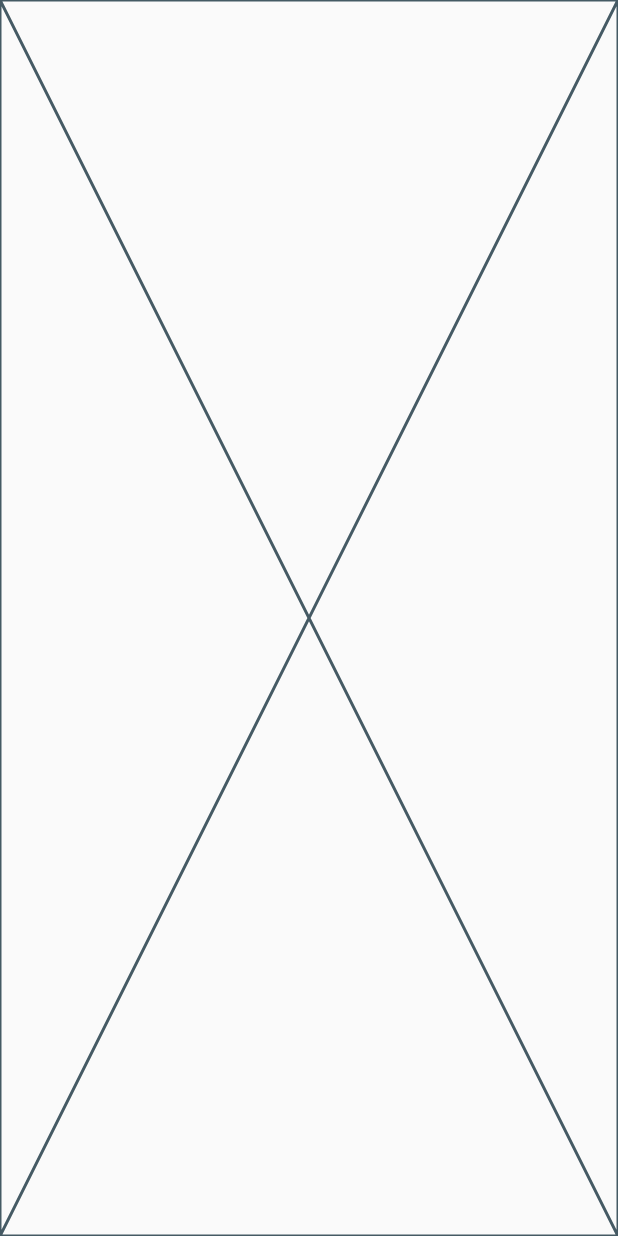
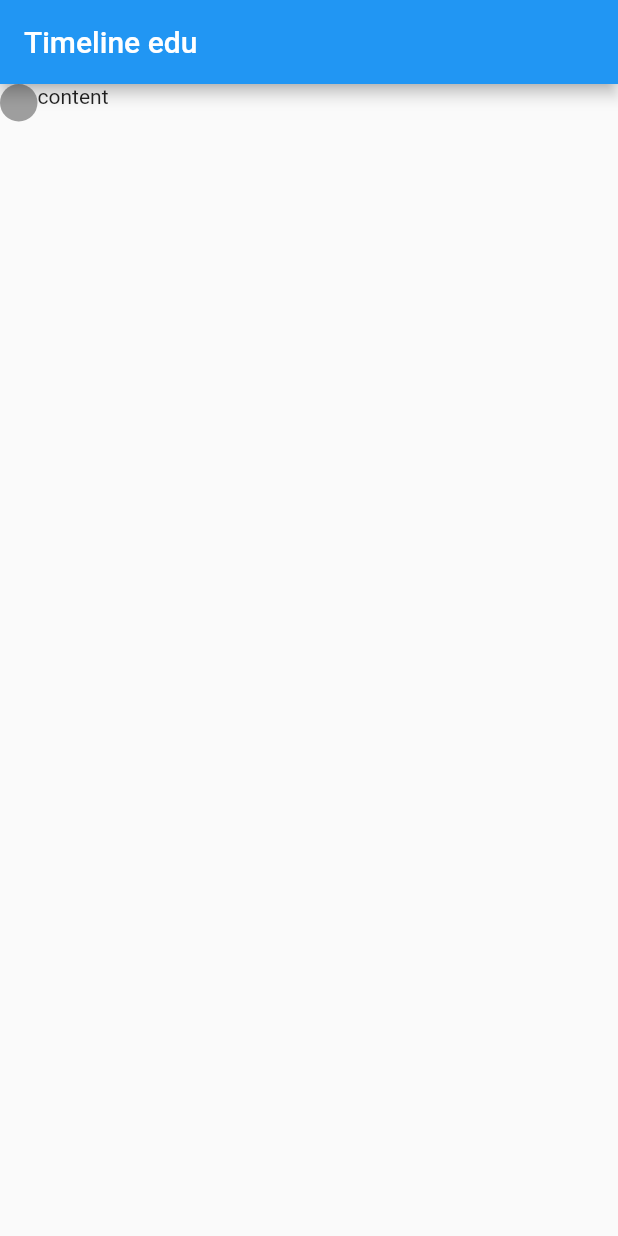
Before and after one commit to hyeyoungmesh/SlipFlutterPair, a Flutter app: the screen it shows after launch, on a phone screen of 412 x 824 dp. Run offline on Flutter 3.47's test engine with Material 2 defaults, Android fonts, the phone set to English and light mode, and no system bars; drawn by our look-alikes of timeline_tile.

Commit message:
KH's jobs

```diff
--- a/slip_flutter_pair/lib/main.dart
+++ b/slip_flutter_pair/lib/main.dart
@@ -1,10 +1,15 @@
 import 'package:flutter/material.dart';
+
+import 'package:timeline_tile/timeline_tile.dart';
 
 void main() {
   runApp(
-    const MaterialApp(
+    MaterialApp(
       home: Scaffold(
-        body: MyApp(),
+        appBar: AppBar(
+          title: const Text("Timeline edu"),
+        ),
+        body: const MyApp(),
       ),
     ),
   );
@@ -15,6 +20,39 @@ class MyApp extends StatelessWidget {
 
   @override
   Widget build(BuildContext context) {
-    return const Placeholder();
+    return const MyTimelineListView();
   }
 }
+
+class MyTimelineListView extends StatelessWidget {
+  const MyTimelineListView({super.key});
+
+  @override
+  Widget build(BuildContext context) {
+    return ListView(
+      children: const [
+        MyTimelineTile(isFirst: true, isLast: false, content: "content")
+      ],
+    );
+  }
+}
+
+class MyTimelineTile extends StatelessWidget {
+  const MyTimelineTile(
+      {super.key,
+      required this.isFirst,
+      required this.isLast,
+      required this.content});
+  final bool isFirst;
+  final bool isLast;
+  final String content;
+
+  @override
+  Widget build(BuildContext context) {
+    return TimelineTile(
+      isFirst: isFirst,
+      isLast: isLast,
+      endChild: Text(content),
+    );
+  }
+}
--- a/slip_flutter_pair/pubspec.yaml
+++ b/slip_flutter_pair/pubspec.yaml
@@ -30,6 +30,7 @@ environment:
 dependencies:
   flutter:
     sdk: flutter
+  timeline_tile: ^2.0.0
 
 
   # The following adds the Cupertino Icons font to your application.
```
